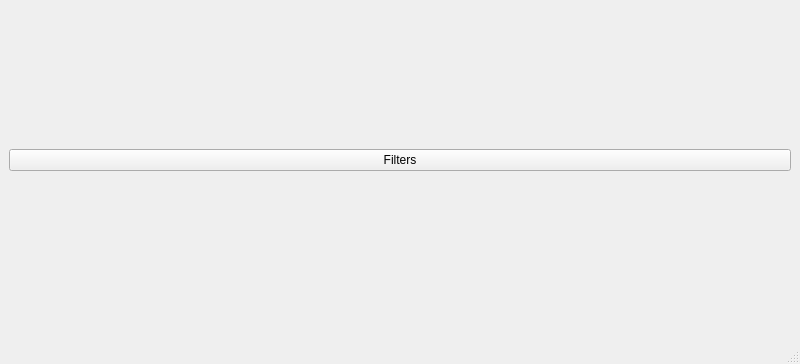
mjavadHasanzade/qt-webcam-opengl, file mainwindow.ui: the form before one commit; both pictures show x 0 to 800 and y 236 to 600 of the 800 by 600 pixel window.
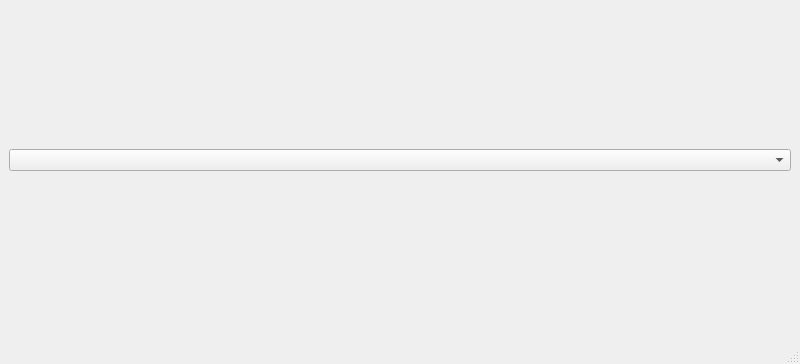
The form after the commit. Icons and pictures are not drawn.

Commit message: feat: move filters to indivisual files

What changed in the file:
```diff
--- a/mainwindow.ui
+++ b/mainwindow.ui
@@ -43,9 +43,9 @@
        </widget>
       </item>
       <item>
-       <widget class="QPushButton" name="filtersButton">
-        <property name="text">
-         <string>Filters</string>
+       <widget class="QComboBox" name="filtersComboBox">
+        <property name="editable">
+         <bool>false</bool>
         </property>
        </widget>
       </item>
```
Left out of the diff: 2 changed lines with no effect on the pictures. The commit also changes 8 other files.
